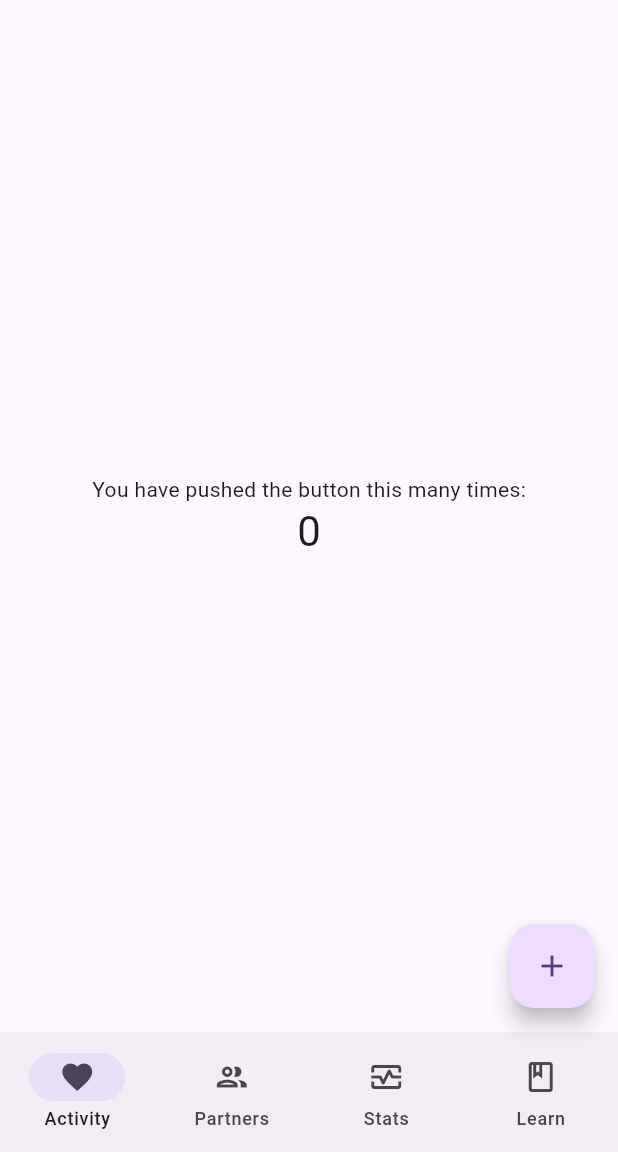
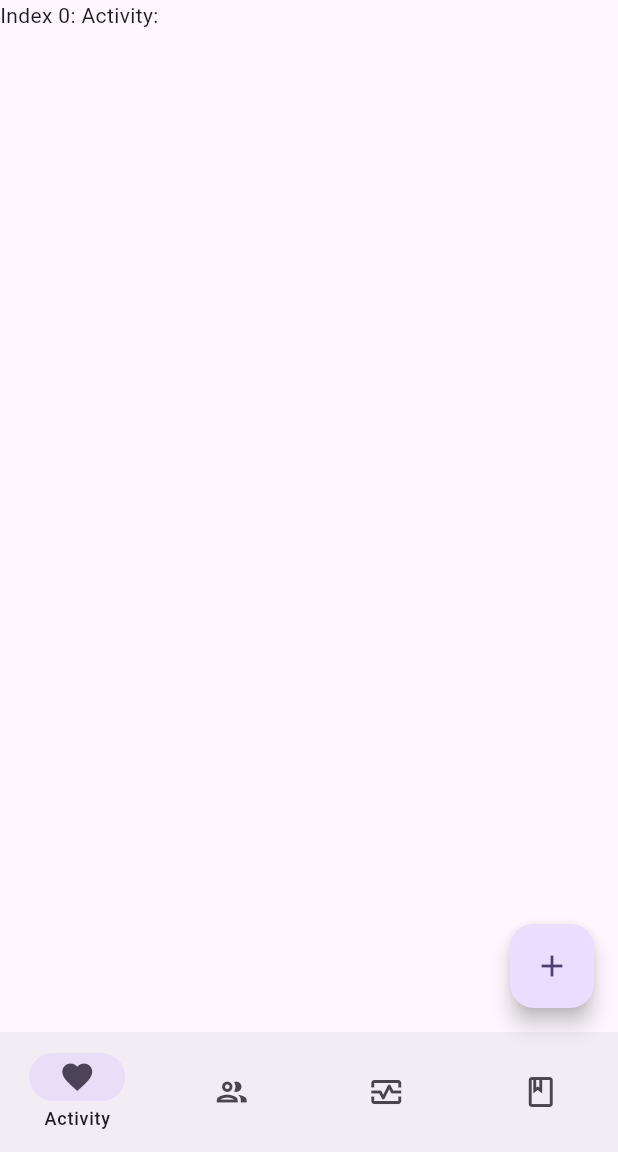
Before and after one commit to endworks/lovelust, a Flutter app: the screen it shows after launch, on a phone screen of 412 x 824 dp, the part 84-1236 px from its top. Run offline on Flutter 3.47's test engine with Material 2 defaults, Android fonts, the phone set to English and light mode, and no system bars.

Commit message:
updated home

```diff
--- a/lib/home.dart
+++ b/lib/home.dart
@@ -23,13 +23,16 @@ class _HomePageState extends State<HomePage> {
   int _selectedIndex = 0;
   static const List<Widget> _widgetOptions = <Widget>[
     Text(
-      'Index 0: Home',
+      'Index 0: Activity:',
     ),
     Text(
-      'Index 1: Business',
+      'Index 1: Partners',
     ),
     Text(
-      'Index 2: School',
+      'Index 2: Stats',
+    ),
+    Text(
+      'Index 4: Learn',
     ),
   ];
 
@@ -41,12 +44,6 @@ class _HomePageState extends State<HomePage> {
       // _counter without calling setState(), then the build method would not be
       // called again, and so nothing would appear to happen.
       _counter++;
-    });
-  }
-
-  void _onItemTapped(int index) {
-    setState(() {
-      _selectedIndex = index;
     });
   }
 
@@ -63,26 +60,14 @@ class _HomePageState extends State<HomePage> {
         backgroundColor: Theme.of(context).colorScheme.inversePrimary,
         title: Text(widget.title),
       ),
-      body: Center(
-        child: Column(
-          mainAxisAlignment: MainAxisAlignment.center,
-          children: <Widget>[
-            const Text(
-              'You have pushed the button this many times:',
-            ),
-            Text(
-              '$_counter',
-              style: Theme.of(context).textTheme.headlineMedium,
-            ),
-          ],
-        ),
-      ),
+      body: _widgetOptions[_selectedIndex],
       floatingActionButton: FloatingActionButton(
         onPressed: _incrementCounter,
         tooltip: 'Increment',
         child: const Icon(Icons.add),
       ),
       bottomNavigationBar: NavigationBar(
+        labelBehavior: NavigationDestinationLabelBehavior.onlyShowSelected,
         onDestinationSelected: (int index) {
           setState(() {
             _selectedIndex = index;
```
